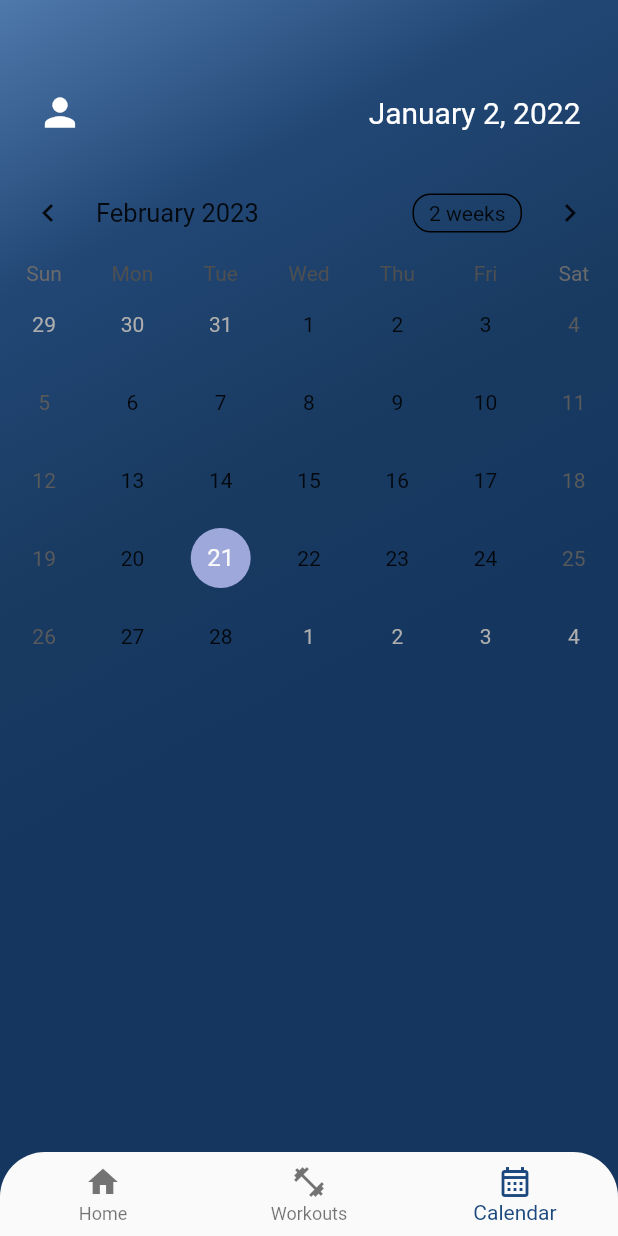
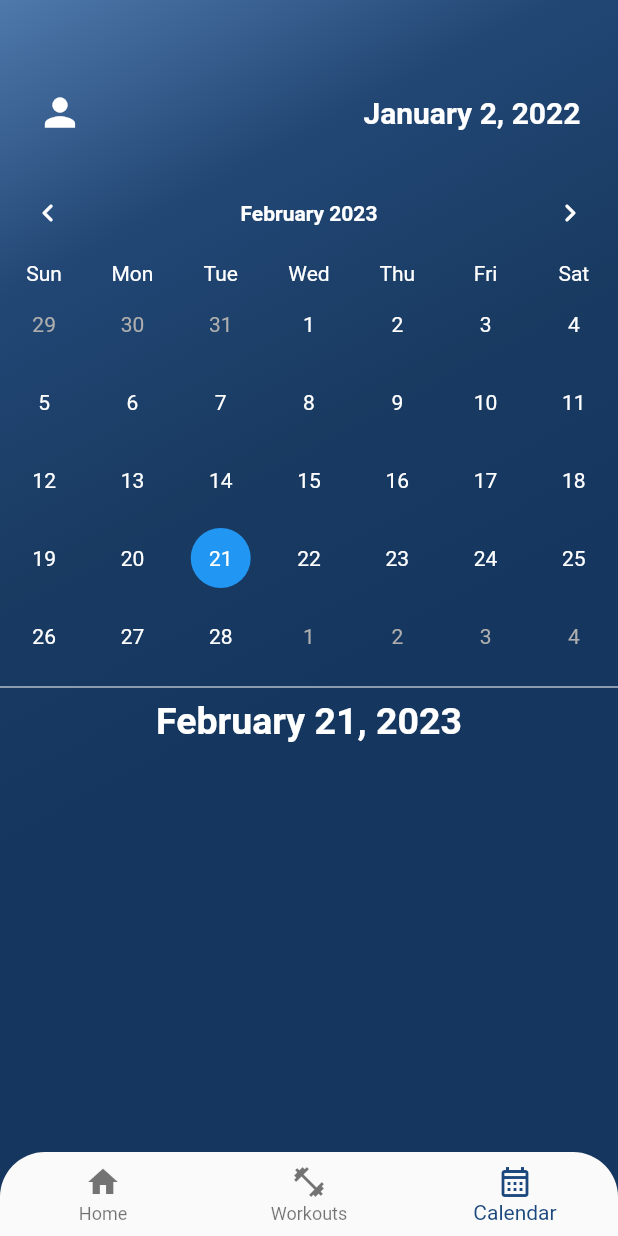
Before and after one commit to oltimaloku/fitness_world, a Flutter app: the screen it shows after launch, swiped to page 3, on a phone screen of 412 x 824 dp. Run offline on Flutter 3.47's test engine with Material 2 defaults, Android fonts, the phone set to English and light mode, and no system bars; drawn by our look-alikes of table_calendar; our stand-ins replace hive_flutter, sliding_up_panel; accounts and stored records are empty.

Commit message:
made additional changes to color and formatting of calendar

```diff
--- a/lib/screens/calendar_screen.dart
+++ b/lib/screens/calendar_screen.dart
@@ -1,5 +1,7 @@
 import 'package:flutter/material.dart';
+import 'package:sliding_up_panel/sliding_up_panel.dart';
 import 'package:table_calendar/table_calendar.dart';
+import 'package:intl/intl.dart';
 
 class CalendarScreen extends StatefulWidget {
   const CalendarScreen({super.key});
@@ -10,6 +12,11 @@ class CalendarScreen extends StatefulWidget {
 
 class _CalendarScreenState extends State<CalendarScreen> {
   DateTime today = DateTime.now();
+  DateTime selectedDay = DateTime.now();
+
+  String formatDateTime(DateTime dateTime) {
+    return DateFormat('MMMM d, y').format(dateTime);
+  }
 
   @override
   Widget build(BuildContext context) {
@@ -45,19 +52,73 @@ class _CalendarScreenState extends State<CalendarScreen> {
                 padding: EdgeInsets.fromLTRB(0, 60, 25, 20),
                 child: Text(
                   'January 2, 2022',
-                    style: TextStyle(color: Colors.white, fontSize: 20),
+                  style: TextStyle(
+                      color: Colors.white,
+                      fontSize: 20,
+                      fontWeight: FontWeight.bold),
                 ),
               ),
             ],
           ),
-            Container(
-              child: TableCalendar(
-                focusedDay: today,
+          TableCalendar(
+            availableCalendarFormats: const {CalendarFormat.month: 'Month'},
+            daysOfWeekStyle: DaysOfWeekStyle(
+              weekdayStyle: TextStyle(color: Colors.white),
+              weekendStyle: TextStyle(color: Colors.white),
+            ),
+            headerStyle: HeaderStyle(
+              titleCentered: true,
+              leftChevronIcon: const Icon(
+                Icons.chevron_left_rounded,
+                color: Colors.white,
+              ),
+              rightChevronIcon: const Icon(
+                Icons.chevron_right_rounded,
+                color: Colors.white,
+              ),
+              titleTextStyle: const TextStyle(
+                  color: Colors.white, fontWeight: FontWeight.bold),
+              formatButtonTextStyle: const TextStyle(color: Colors.white),
+              formatButtonDecoration: BoxDecoration(
+                border: Border.all(color: Colors.white),
+                borderRadius: BorderRadius.circular(12),
+              ),
+            ),
+            calendarStyle: CalendarStyle(
+              isTodayHighlighted: true,
+              selectedDecoration:
+                  BoxDecoration(color: Colors.blue, shape: BoxShape.circle),
+              selectedTextStyle: TextStyle(color: Colors.white),
+              tableBorder: TableBorder(
+                  borderRadius: BorderRadius.all(Radius.circular(12))),
+              weekendTextStyle: TextStyle(color: Colors.white),
+              defaultTextStyle: TextStyle(color: Colors.white),
+              rangeEndTextStyle: TextStyle(color: Colors.red),
+            ),
+            focusedDay: selectedDay,
             firstDay: DateTime.utc(2022, 10, 16),
             lastDay: DateTime.utc(2032, 10, 16),
+            onDaySelected: ((DateTime selectDay, DateTime focusDay) {
+              setState(() {
+                selectedDay = selectDay;
+                today = focusDay;
+              });
+              print(today);
+            }),
+            selectedDayPredicate: (DateTime date) {
+              return isSameDay(selectedDay, date);
+            },
           ),
-            )
+          Divider(
+            color: Colors.white,
+          ),
+          Text(
+            formatDateTime(today),
+            style: TextStyle(
+                color: Colors.white, fontWeight: FontWeight.bold, fontSize: 25),
+          ),
         ],
-        ));
+      ),
+    );
   }
 }
--- a/pubspec.yaml
+++ b/pubspec.yaml
@@ -34,6 +34,7 @@ dependencies:
   hive: ^2.2.3
   hive_flutter: ^1.1.0
   table_calendar: ^3.0.9
+  sliding_up_panel: ^2.0.0+1
 
 
   # The following adds the Cupertino Icons font to your application.
```
Also changed, not shown: pubspec.lock. Lines whose indentation alone changed are shown as unchanged.
